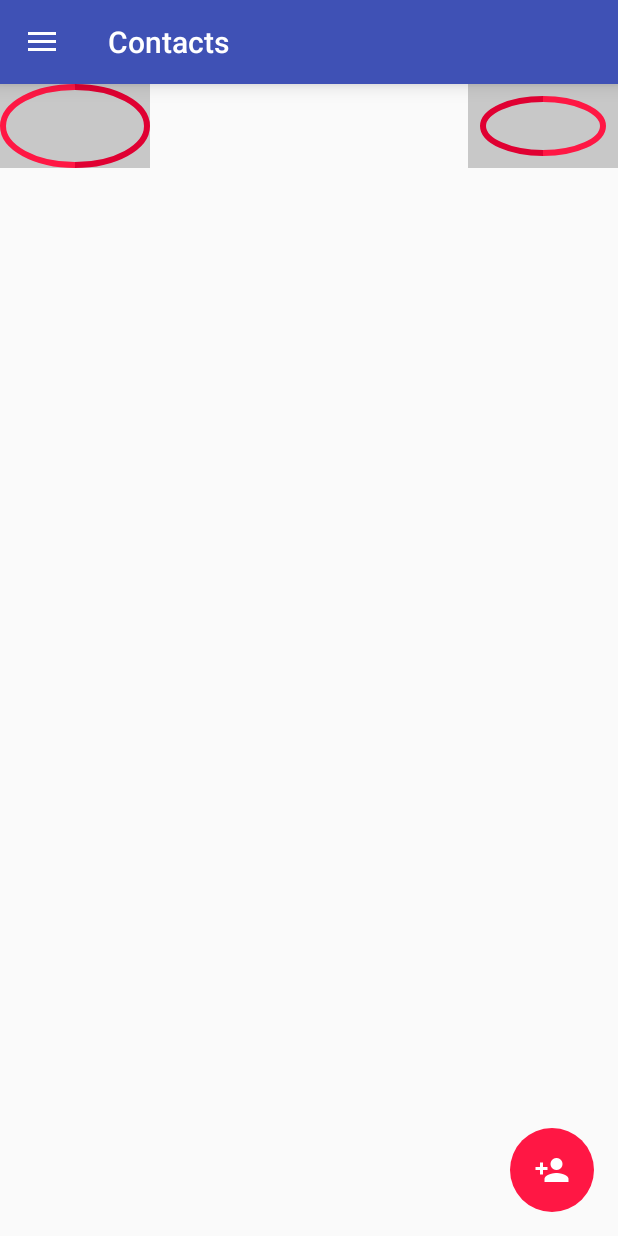
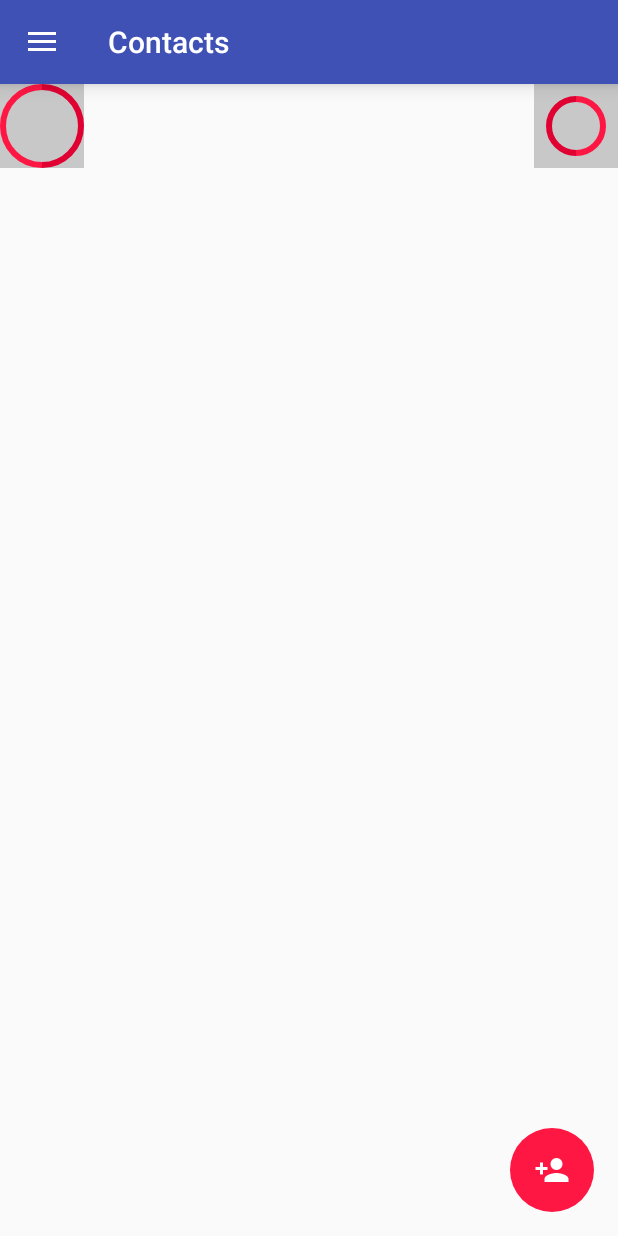
Before and after one commit to DancoAndroidAppDev/H254danco, an Android app: the fragment FloatingActionFragment placed in its activity, on a phone screen of 412 x 824 dp. Run offline under Robolectric (Android 15) with nearby library versions, the phone set to English and light mode, and no system bars.

Commit message:
fix view dimensions for circle

```diff
--- a/app/src/main/res/layout/fragment_floating_action.xml
+++ b/app/src/main/res/layout/fragment_floating_action.xml
@@ -7,7 +7,7 @@
 
 
     <com.example.danco.homework4.h254danco.view.CustomComponent
-        android:layout_width="100dp"
+        android:layout_width="56dp"
         android:layout_height="56dp"
         android:background="#33000000"
         android:layout_gravity="top|start"
@@ -18,7 +18,7 @@
         />
 
     <com.example.danco.homework4.h254danco.view.CustomComponent
-        android:layout_width="100dp"
+        android:layout_width="56dp"
         android:layout_height="56dp"
         android:background="#33000000"
         android:layout_gravity="top|end"
```
